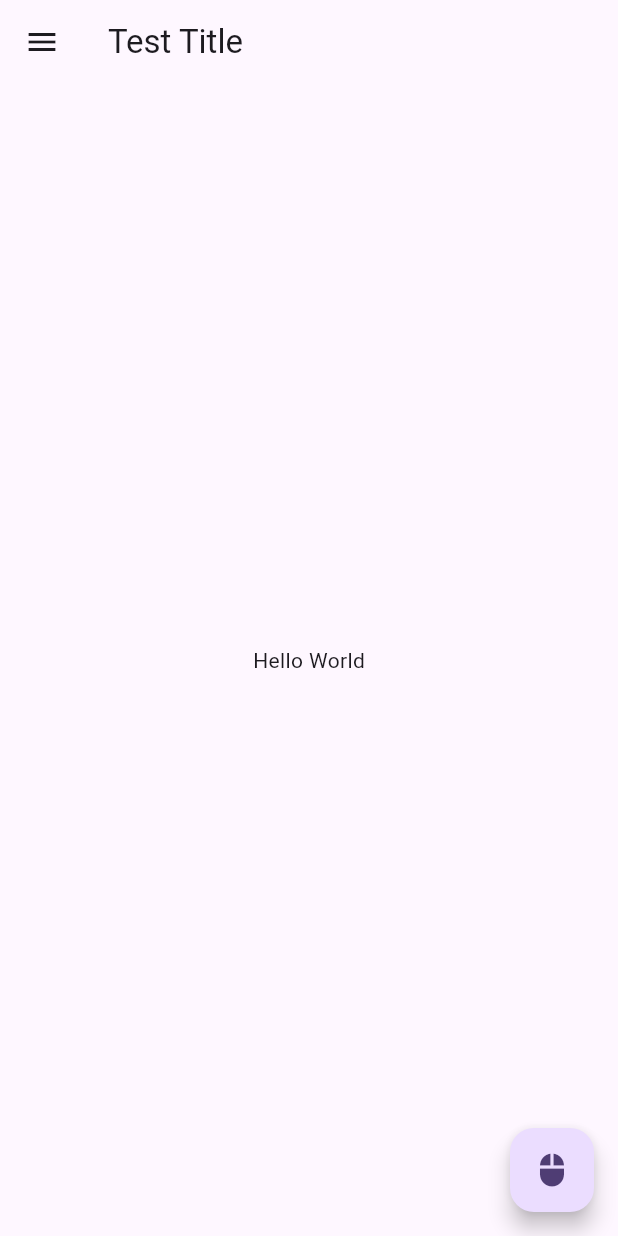
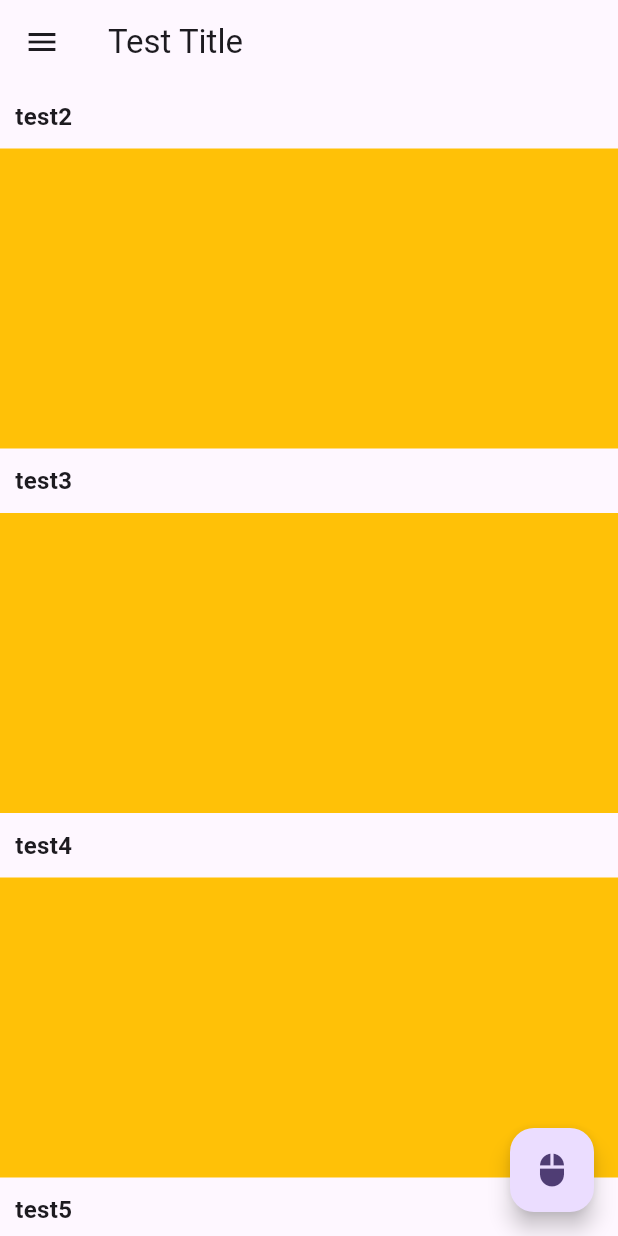
Before and after one commit to StudioZERONE/study_flutter_13_totally03_lec, a Flutter app: the screen it shows after launch, on a phone screen of 412 x 824 dp. Run offline on Flutter 3.47's test engine with Material 2 defaults, Android fonts, the phone set to English and light mode, and no system bars.

Commit message:
UI 공부 중

```diff
--- a/lib/main.dart
+++ b/lib/main.dart
@@ -47,8 +47,21 @@
           ],
         ),
       ),
-      body: const Center(
-        child: Text('Hello World'),
+      body: ListView(
+        children: [
+          postContainer(
+            title: 'test2',
+          ),
+          postContainer(
+            title: 'test3',
+          ),
+          postContainer(
+            title: 'test4',
+          ),
+          postContainer(
+            title: 'test5',
+          ),
+        ],
       ),
       floatingActionButton: FloatingActionButton(
         onPressed: () => print('clicked'),
@@ -57,3 +70,32 @@
     );
   }
 }
+
+class postContainer extends StatelessWidget {
+  String title;
+  postContainer({
+    super.key,
+    required this.title,
+  });
+
+  @override
+  Widget build(BuildContext context) {
+    return Column(
+      crossAxisAlignment: CrossAxisAlignment.start,
+      children: [
+        Container(
+          padding: const EdgeInsets.all(10),
+          child: Text(
+            title,
+            style: const TextStyle(fontSize: 16, fontWeight: FontWeight.bold),
+          ),
+        ),
+        Container(
+          width: MediaQuery.of(context).size.width,
+          height: 200,
+          color: Colors.amber,
+        ),
+      ],
+    );
+  }
+}
```
